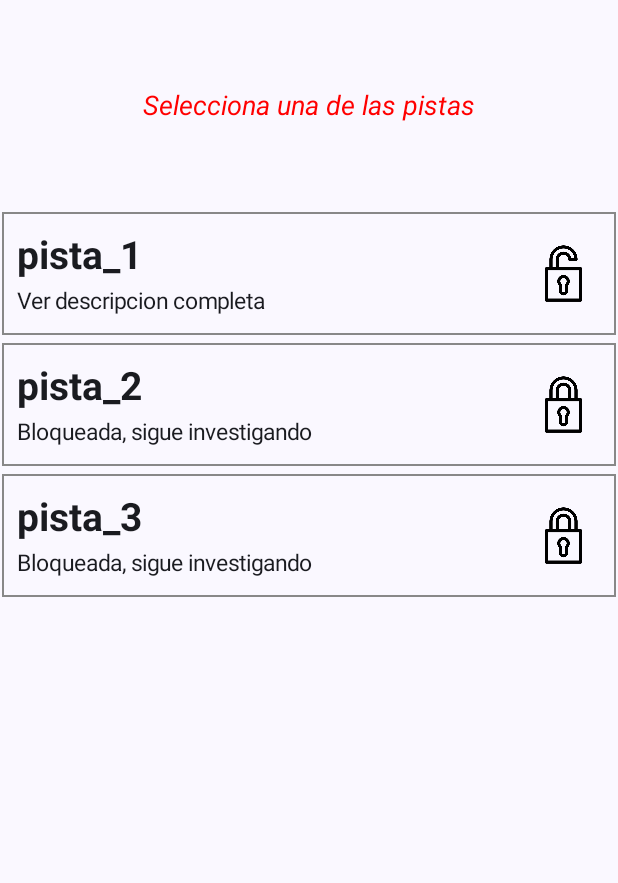
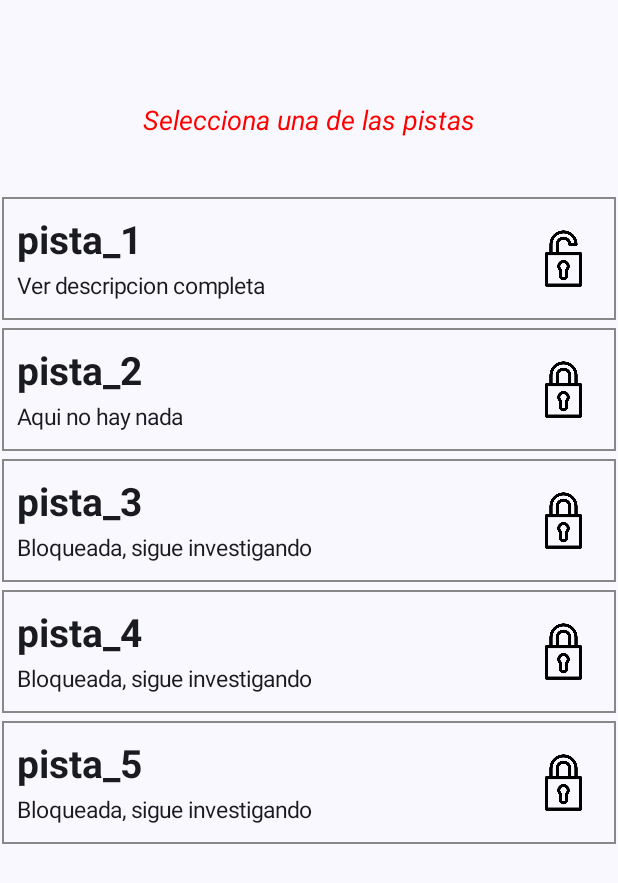
Before and after one commit to PretzelBashi/proyectoFinalPistas, an Android app built with Jetpack Compose: the screen it shows after launch (MainActivity), after a tap on "Empezar", on a phone screen of 412 x 824 dp. Shown: the top 883 px of the screen. Run offline under Robolectric (Android 15) with nearby library versions, the phone set to English and light mode, and no system bars; our stand-ins replace Dagger/Hilt's generated code; libraries missing offline, so code that uses them is left out: androidx.camera.core, androidx.camera.lifecycle, androidx.hilt.lifecycle; Roboto replaces fonts that are not available here.

Commit message:
[AGREGA] Pantalla de pistas funcional

```diff
--- a/app/src/main/java/mx/uacj/juego_ra/modelos/pista_ra.kt
+++ b/app/src/main/java/mx/uacj/juego_ra/modelos/pista_ra.kt
@@ -3,7 +3,9 @@ package mx.uacj.juego_ra.modelos
 import android.location.Location
 
 data class Pista(
+    var id: Int,
     var nombre: String,
+    var nombreUbicacion: String,
     var ubicacion: Location,
     var distancia_minima: Float = 15F,
     var distancia_maxima: Float = 150F,
--- a/app/src/main/java/mx/uacj/juego_ra/repositorios/estaticos/repo_pruebass.kt
+++ b/app/src/main/java/mx/uacj/juego_ra/repositorios/estaticos/repo_pruebass.kt
@@ -1,17 +1,18 @@
 package mx.uacj.juego_ra.repositorios.estaticos
 
 import android.location.Location
-import androidx.collection.objectListOf
-import mx.uacj.juego_ra.R
-import mx.uacj.juego_ra.modelos.Boton
 import mx.uacj.juego_ra.modelos.Informacion
-import mx.uacj.juego_ra.modelos.InformacionInteractiva
 import mx.uacj.juego_ra.modelos.Pista
 
-object RepositorioPruebas{
-    var pistas = listOf(
+object RepositoriosPistas {
+
+    val nivelesPistas = listOf(
+        // Lista de pistas fáciles
+        listOf(
             Pista(
                 nombre = "pista_1",
+                id = 0,
+                nombreUbicacion = "Edificio x",
                 ubicacion = Location("proveedor").apply {
                     latitude = 31.7156044
                     longitude = -106.4246012
@@ -24,6 +25,8 @@ object RepositorioPruebas{
             ),
             Pista(
                 nombre = "pista_2",
+                id = 1,
+                nombreUbicacion = "Edificio y",
                 ubicacion = Location("proveedor").apply {
                     latitude = 31.742051557303974
                     longitude = -106.43239449750396
@@ -36,6 +39,53 @@ object RepositorioPruebas{
             ),
             Pista(
                 nombre = "pista_3",
+                id = 2,
+                nombreUbicacion = "Edificio Z",
+                ubicacion = Location("proveedor").apply {
+                    latitude = 31.742051557303974
+                    longitude = -106.43239449750396
+                },
+                cuerpo = Informacion(
+                    texto = "Prueba de texto para comprobar esto pista 3",
+                    imagen = null
+                ),
+                completada = 0
+            ),
+        ),
+        // Lista de pistas normales
+        listOf(
+            Pista(
+                nombre = "pista_1",
+                id = 0,
+                nombreUbicacion = "Edificio x",
+                ubicacion = Location("proveedor").apply {
+                    latitude = 31.7156044
+                    longitude = -106.4246012
+                },
+                cuerpo = Informacion(
+                    texto = "Prueba de texto para comprobar esto pista 1",
+                    imagen = null
+                ),
+                completada = 1
+            ),
+            Pista(
+                nombre = "pista_2",
+                id = 1,
+                nombreUbicacion = "Edificio y",
+                ubicacion = Location("proveedor").apply {
+                    latitude = 31.742051557303974
+                    longitude = -106.43239449750396
+                },
+                cuerpo = Informacion(
+                    texto = "Prueba de texto para comprobar esto pista 2",
+                    imagen = null
+                ),
+                completada = 0
+            ),
+            Pista(
+                nombre = "pista_3",
+                id = 2,
+                nombreUbicacion = "Edificio Z",
                 ubicacion = Location("proveedor").apply {
                     latitude = 31.743284485783107
                     longitude = -106.43353257877321
@@ -46,5 +96,93 @@ object RepositorioPruebas{
                 ),
                 completada = 0
             ),
+            Pista(
+                nombre = "pista_4",
+                id = 3,
+                nombreUbicacion = "Edificio Z",
+                ubicacion = Location("proveedor").apply {
+                    latitude = 31.743284485783107
+                    longitude = -106.43353257877321
+                },
+                cuerpo = Informacion(
+                    texto = "Prueba de texto para comprobar esto pista 4",
+                    imagen = null
+                ),
+                completada = 0
+            ),
+        ),
+        // Lista de pistas difíciles
+        listOf(
+            Pista(
+                nombre = "pista_1",
+                id = 0,
+                nombreUbicacion = "Edificio x",
+                ubicacion = Location("proveedor").apply {
+                    latitude = 31.7156044
+                    longitude = -106.4246012
+                },
+                cuerpo = Informacion(
+                    texto = "Prueba de texto para comprobar esto pista 1",
+                    imagen = null
+                ),
+                completada = 1
+            ),
+            Pista(
+                nombre = "pista_2",
+                id = 1,
+                nombreUbicacion = "Edificio y",
+                ubicacion = Location("proveedor").apply {
+                    latitude = 31.742051557303974
+                    longitude = -106.43239449750396
+                },
+                cuerpo = Informacion(
+                    texto = "Prueba de texto para comprobar esto pista 2",
+                    imagen = null
+                ),
+                completada = 0
+            ),
+            Pista(
+                nombre = "pista_3",
+                id = 2,
+                nombreUbicacion = "Edificio Z",
+                ubicacion = Location("proveedor").apply {
+                    latitude = 31.742051557303974
+                    longitude = -106.43239449750396
+                },
+                cuerpo = Informacion(
+                    texto = "Prueba de texto para comprobar esto pista 3",
+                    imagen = null
+                ),
+                completada = 0
+            ),
+            Pista(
+                nombre = "pista_4",
+                id = 3,
+                nombreUbicacion = "Edificio Z",
+                ubicacion = Location("proveedor").apply {
+                    latitude = 31.743284485783107
+                    longitude = -106.43353257877321
+                },
+                cuerpo = Informacion(
+                    texto = "Prueba de texto para comprobar esto pista 4",
+                    imagen = null
+                ),
+                completada = 0
+            ),
+            Pista(
+                nombre = "pista_5",
+                id = 4,
+                nombreUbicacion = "Edificio Z",
+                ubicacion = Location("proveedor").apply {
+                    latitude = 31.743284485783107
+                    longitude = -106.43353257877321
+                },
+                cuerpo = Informacion(
+                    texto = "Encontraste el tesoro",
+                    imagen = null
+                ),
+                completada = 0
+            ),
+        )
     )
 }
--- a/app/src/main/java/mx/uacj/juego_ra/ui/controladores/controlador_navegacion_principal.kt
+++ b/app/src/main/java/mx/uacj/juego_ra/ui/controladores/controlador_navegacion_principal.kt
@@ -6,7 +6,9 @@ import androidx.navigation.compose.NavHost
 import androidx.navigation.compose.composable
 import androidx.navigation.compose.rememberNavController
 import mx.uacj.juego_ra.ui.pantallas.PantallaInicio
+import mx.uacj.juego_ra.ui.pantallas.PistaEncontrada
 import mx.uacj.juego_ra.ui.pantallas.Principal
+import mx.uacj.juego_ra.ui.pantallas.TesoroEncontrado
 
 @Composable
 fun NavegadorPrincipal(modificador: Modifier = Modifier){
@@ -22,7 +24,15 @@ fun NavegadorPrincipal(modificador: Modifier = Modifier){
         }
 
         composable("SelectorPantallaPista") {
-            SeleccionarPantallaPista(controlador_de_navegacion, modificador)
+            Principal(controlador_de_navegacion, modificador)
+        }
+
+        composable("PantallaPistaSelector") {
+            PistaEncontrada(controlador_de_navegacion)
+        }
+
+        composable("PantallaTesoroEncontrado") {
+            TesoroEncontrado(controlador_de_navegacion)
         }
     }
 }
--- a/app/src/main/java/mx/uacj/juego_ra/ui/organismos/detector_de_agitamiento.kt
+++ b/app/src/main/java/mx/uacj/juego_ra/ui/organismos/detector_de_agitamiento.kt
@@ -24,7 +24,7 @@ fun DetectorAgitamiento(modificador: Modifier = Modifier,
 ){
     val contexto = LocalContext.current
     var contador_agitadas by remember { mutableStateOf(0) }
-    val sensibilidad = 160
+    val sensibilidad = 10
 
     DisposableEffect(Unit) {
         val gestor_sensor = contexto.getSystemService(Context.SENSOR_SERVICE) as SensorManager
--- a/app/src/main/java/mx/uacj/juego_ra/ui/pantallas/pantalla.kt
+++ b/app/src/main/java/mx/uacj/juego_ra/ui/pantallas/pantalla.kt
@@ -142,7 +142,7 @@ fun PantallaInicio (
                     fontSize = 22.sp,
                     fontFamily = bebasneue,
 
-                )
+                    )
             }
 
             Image(
@@ -157,4 +157,4 @@ fun PantallaInicio (
         }
     }
 
-    }
+}
--- a/app/src/main/java/mx/uacj/juego_ra/ui/pantallas/principal.kt
+++ b/app/src/main/java/mx/uacj/juego_ra/ui/pantallas/principal.kt
@@ -1,40 +1,28 @@
 package mx.uacj.juego_ra.ui.pantallas
 
-import android.location.Location
-import androidx.compose.foundation.clickable
 import androidx.compose.foundation.layout.Column
-import androidx.compose.foundation.layout.Row
 import androidx.compose.foundation.layout.fillMaxWidth
 import androidx.compose.foundation.layout.padding
 import androidx.compose.material3.Text
-import androidx.compose.material3.rememberTopAppBarState
 import androidx.compose.runtime.Composable
 import androidx.compose.runtime.getValue
 import androidx.compose.runtime.mutableStateOf
 import androidx.compose.runtime.remember
 import androidx.compose.runtime.setValue
-import androidx.compose.ui.Alignment
 import androidx.compose.ui.Modifier
 import androidx.compose.ui.graphics.Color
 import androidx.compose.ui.text.TextStyle
 import androidx.compose.ui.text.font.FontStyle
-import androidx.compose.ui.text.font.FontWeight
 import androidx.compose.ui.text.style.TextAlign
 import androidx.compose.ui.unit.dp
 import androidx.compose.ui.unit.sp
 import androidx.hilt.lifecycle.viewmodel.compose.hiltViewModel
 import androidx.navigation.NavHostController
-import mx.uacj.juego_ra.modelos.Informacion
-import mx.uacj.juego_ra.modelos.InformacionInteractiva
-import mx.uacj.juego_ra.modelos.TiposDePistas
-import mx.uacj.juego_ra.repositorios.estaticos.RepositorioPruebas
+import mx.uacj.juego_ra.repositorios.estaticos.RepositoriosPistas
 import mx.uacj.juego_ra.ui.atomos.PistaSeleccionar
 import mx.uacj.juego_ra.ui.organismos.DetectorAgitamiento
-import mx.uacj.juego_ra.ui.organismos.InformacionInteractivaVista
-import mx.uacj.juego_ra.ui.organismos.InformacionVista
 import mx.uacj.juego_ra.view_models.ControladorGeneral
 import mx.uacj.juego_ra.view_models.GestorUbicacion
-import org.intellij.lang.annotations.JdkConstants.HorizontalAlignment
 
 @Composable
 fun Principal(
@@ -45,11 +33,11 @@ fun Principal(
 ){
 
     var mostrar_pantalla_generica by remember { mutableStateOf(true) }
-    var mostrar_pista_cercana by remember { mutableStateOf(false) }
     var pista_actual by remember { mutableStateOf(0)}
+    var dificultad by remember { mutableStateOf(2) }
 
     var mostrar_informacion_relacionada_con_las_agitadas by remember { mutableStateOf(false) }
-
+    var RepositorioDificultad by remember { mutableStateOf(RepositoriosPistas)}
     var ubicacion = gestor_ubicacion.ubicacion_actual
 
     Column(modificador) {
@@ -62,14 +50,14 @@ fun Principal(
         /*Text("Ubicacion actual: ${ubicacion.value}")*/
         Text("Selecciona una de las pistas", style = TextStyle(fontSize = 18.sp, color = Color.Red, fontStyle = FontStyle.Italic, textAlign = TextAlign.Center),
             modifier = Modifier
-                .padding(top = 60.dp, bottom = 60.dp)
+                .padding(top = 70.dp, bottom = 40.dp)
                 .fillMaxWidth())
 
         var contador = 0
         var temperatura = 0
 
-        for(pista in RepositorioPruebas.pistas){
 
+        for(pista in RepositoriosPistas.nivelesPistas[dificultad]){
             if(pista.completada == 1){
                 pista_actual = contador+1
             }
@@ -77,8 +65,8 @@ fun Principal(
         }
 
         contador = 0
-        for(pista in RepositorioPruebas.pistas){
-
+        for(pista in RepositoriosPistas.nivelesPistas[dificultad]){
+            if (pista.id == contador){
                 /*Text("${contador}")
 Text("${pista_actual}")*/
                 if(ubicacion.value == null){
@@ -88,6 +76,9 @@ fun Principal(
                 var distancia_a_la_pista = ubicacion.value.distanceTo(pista.ubicacion)
                 //Text("La distancia a la pista es: ${distancia_a_la_pista}")
 
+                if (pista_actual == contador) {
+                    temperatura = 5
+                }
                 if(distancia_a_la_pista < pista.distancia_maxima){
                     mostrar_pantalla_generica = false
                     var nivel_de_distancia = (distancia_a_la_pista * 100) / (pista.distancia_maxima - pista.distancia_minima)
@@ -115,15 +106,26 @@ fun Principal(
                             }
                         }*/
                         else if(distancia_a_la_pista < pista.distancia_minima) {
+                            Text("Aqui es")
                             temperatura = 4
+
+                            if (RepositoriosPistas.nivelesPistas[dificultad].count() == contador+1 && pista.completada == 0){
+                                temperatura = 6
+                            }
+                        }
+                    }
+                }
+                if (RepositoriosPistas.nivelesPistas[dificultad].count() == contador+1 && pista.completada == 1){
+                    temperatura = 7
                 }
 
+
+                PistaSeleccionar(pista, temperatura, navegador)
+                contador++
+                temperatura = 0
             }
 
-            }
-            PistaSeleccionar(pista, temperatura)
-            contador++
-            temperatura = 0
+
         }
     }
 
--- a/app/src/main/java/mx/uacj/juego_ra/view_models/controlador_general.kt
+++ b/app/src/main/java/mx/uacj/juego_ra/view_models/controlador_general.kt
@@ -1,12 +1,10 @@
 package mx.uacj.juego_ra.view_models
 
 import androidx.compose.runtime.State
-import androidx.compose.runtime.sourceInformation
 import androidx.lifecycle.ViewModel
 import dagger.hilt.android.lifecycle.HiltViewModel
 import mx.uacj.juego_ra.modelos.Pista
 import mx.uacj.juego_ra.repositorios.RepositorioInformacionGeneral
-import mx.uacj.juego_ra.repositorios.estaticos.RepositorioPruebas.pistas
 import javax.inject.Inject
 
 @HiltViewModel
```
Also changed, not shown: app/src/main/java/mx/uacj/juego_ra/ui/atomos/pista_seleccionar.kt (+24 -11 lines), app/src/main/java/mx/uacj/juego_ra/ui/pantallas/pantalla_pista_encontrada.kt (+63 -18 lines), app/src/main/java/mx/uacj/juego_ra/ui/pantallas/pantalla_tesoro_encontrado.kt (added, +87 -0 lines), 1 other file. Lines whose indentation alone changed are shown as unchanged.
